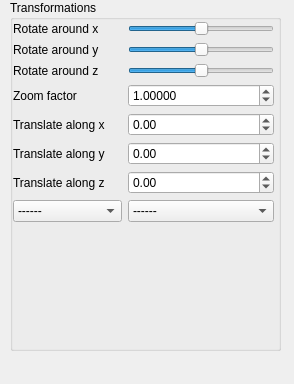
Old version of the form GUI/SideWidget.ui in the repository Ezakhiel/BezierGP.
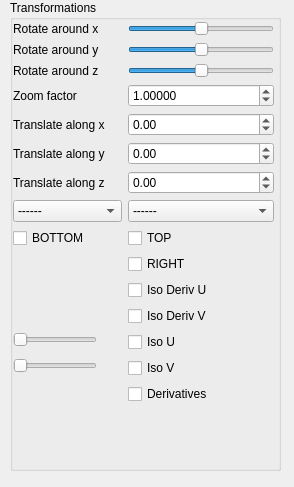
New version of the form.

What changed in the file:
```diff
--- a/GUI/SideWidget.ui
+++ b/GUI/SideWidget.ui
@@ -7,7 +7,7 @@
     <x>0</x>
     <y>0</y>
     <width>294</width>
-    <height>384</height>
+    <height>487</height>
    </rect>
   </property>
   <property name="sizePolicy">
@@ -31,7 +31,7 @@
      <x>10</x>
      <y>0</y>
      <width>271</width>
-     <height>351</height>
+     <height>471</height>
     </rect>
    </property>
    <property name="title">
@@ -43,7 +43,7 @@
       <x>3</x>
       <y>21</y>
       <width>261</width>
-      <height>321</height>
+      <height>448</height>
      </rect>
     </property>
     <layout class="QFormLayout" name="formLayout">
@@ -310,6 +310,76 @@
        </item>
       </widget>
      </item>
+     <item row="11" column="1">
+      <widget class="QCheckBox" name="iso_der_u_check">
+       <property name="text">
+        <string>Iso Deriv U</string>
+       </property>
+      </widget>
+     </item>
+     <item row="12" column="1">
+      <widget class="QCheckBox" name="iso_der_v_check">
+       <property name="text">
+        <string>Iso Deriv V</string>
+       </property>
+      </widget>
+     </item>
+     <item row="13" column="0">
+      <widget class="QSlider" name="div_u_slider">
+       <property name="orientation">
+        <enum>Qt::Horizontal</enum>
+       </property>
+      </widget>
+     </item>
+     <item row="13" column="1">
+      <widget class="QCheckBox" name="iso_u_check">
+       <property name="text">
+        <string>Iso U</string>
+       </property>
+      </widget>
+     </item>
+     <item row="14" column="0">
+      <widget class="QSlider" name="div_v_slider">
+       <property name="orientation">
+        <enum>Qt::Horizontal</enum>
+       </property>
+      </widget>
+     </item>
+     <item row="14" column="1">
+      <widget class="QCheckBox" name="iso_v_check">
+       <property name="text">
+        <string>Iso V</string>
+       </property>
+      </widget>
+     </item>
+     <item row="15" column="1">
+      <widget class="QCheckBox" name="derivativesCheck">
+       <property name="text">
+        <string>Derivatives</string>
+       </property>
+      </widget>
+     </item>
+     <item row="8" column="1">
+      <widget class="QCheckBox" name="t_extend_btn">
+       <property name="text">
+        <string>TOP</string>
+       </property>
+      </widget>
+     </item>
+     <item row="9" column="1">
+      <widget class="QCheckBox" name="r_extend_btn">
+       <property name="text">
+        <string>RIGHT</string>
+       </property>
+      </widget>
+     </item>
+     <item row="8" column="0">
+      <widget class="QCheckBox" name="b_extend_btn">
+       <property name="text">
+        <string>BOTTOM</string>
+       </property>
+      </widget>
+     </item>
     </layout>
    </widget>
   </widget>
```
